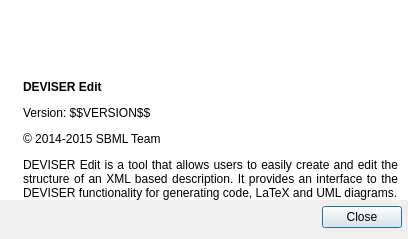
Qt form ui/dialogabout.ui (sbmlteam/QtDeviser) before a commit.
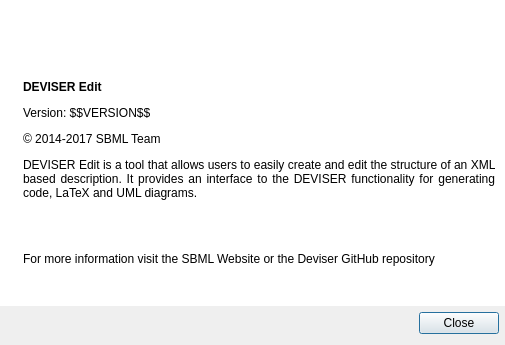
The same form after that commit. Icons and pictures are not drawn.

Commit message: added links to sbml and deviser git repo to the about info

```diff
--- a/ui/dialogabout.ui
+++ b/ui/dialogabout.ui
@@ -10,7 +10,7 @@
     <x>0</x>
     <y>0</y>
     <width>532</width>
-    <height>307</height>
+    <height>500</height>
    </rect>
   </property>
   <property name="sizePolicy">
@@ -101,7 +101,7 @@
          </sizepolicy>
         </property>
         <property name="text">
-         <string>&lt;html&gt;&lt;head/&gt;&lt;body&gt;&lt;p align=&quot;justify&quot;&gt;&lt;br/&gt;&lt;/p&gt;&lt;p align=&quot;justify&quot;&gt;&lt;br/&gt;&lt;/p&gt;&lt;p align=&quot;justify&quot;&gt;&lt;span style=&quot; font-weight:600;&quot;&gt;DEVISER Edit&lt;/span&gt;&lt;/p&gt;&lt;p align=&quot;justify&quot;&gt;Version: $$VERSION$$&lt;/p&gt;&lt;p align=&quot;justify&quot;&gt;© 2014-2015 SBML Team&lt;/p&gt;&lt;p align=&quot;justify&quot;&gt;DEVISER Edit is a tool that allows users to easily create and edit the structure of an XML based description. It provides an interface to the DEVISER functionality for generating code, LaTeX and UML diagrams.&lt;/p&gt;&lt;/body&gt;&lt;/html&gt;</string>
+         <string>&lt;html&gt;&lt;head/&gt;&lt;body&gt;&lt;p align=&quot;justify&quot;&gt;&lt;br/&gt;&lt;/p&gt;&lt;p align=&quot;justify&quot;&gt;&lt;br/&gt;&lt;/p&gt;&lt;p align=&quot;justify&quot;&gt;&lt;span style=&quot; font-weight:600;&quot;&gt;DEVISER Edit&lt;/span&gt;&lt;/p&gt;&lt;p align=&quot;justify&quot;&gt;Version: $$VERSION$$&lt;/p&gt;&lt;p align=&quot;justify&quot;&gt;© 2014-2017 SBML Team&lt;/p&gt;&lt;p align=&quot;justify&quot;&gt;DEVISER Edit is a tool that allows users to easily create and edit the structure of an XML based description. It provides an interface to the DEVISER functionality for generating code, LaTeX and UML diagrams.&lt;/p&gt;&lt;/p&gt;&lt;p align=&quot;justify&quot;&gt;&lt;br/&gt;&lt;/p&gt;&lt;p align=&quot;justify&quot;&gt;For more information visit the &lt;a href=&quot;http://sbml.org &quot;&gt;SBML Website&lt;/a&gt; or the &lt;a href=&quot;https://github.com/sbmlteam/deviser &quot;&gt;Deviser GitHub repository&lt;/a&gt;&lt;/p&gt;&lt;p align=&quot;justify&quot;&gt;&lt;br/&gt;&lt;/body&gt;&lt;/html&gt;</string>
         </property>
         <property name="textFormat">
          <enum>Qt::RichText</enum>
```
Left out of the diff: 2 changed lines with no effect on the pictures.
